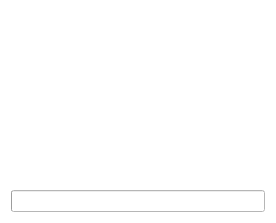
Above: dpreview.ui from zodinyac/dupload before the change. Below: the same form after it.
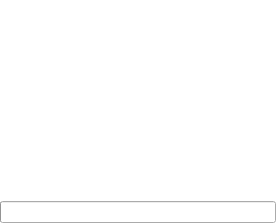
That is the form after the change.

Commit message: Version 0.7 http://deltaz.org/node/129 Fixed: - Highlighter's style (bug with scrollbars) - Highlighter's behaviour on appearance - Class name for dLast - Notifications style

The edit to the form file:
```diff
--- a/dpreview.ui
+++ b/dpreview.ui
@@ -14,9 +14,15 @@
    <string>Preview</string>
   </property>
   <property name="styleSheet">
-   <string>background-color: #FFFFFF</string>
+   <string notr="true">QWidget#dPreviewClass { background-color: #FFFFFF; }</string>
   </property>
   <layout class="QGridLayout" name="gridLayout_2">
+   <property name="margin">
+    <number>0</number>
+   </property>
+   <property name="spacing">
+    <number>0</number>
+   </property>
    <item row="0" column="0">
     <layout class="QGridLayout" name="gridLayout">
      <item row="1" column="0">
```
The commit also changes 11 other files.
